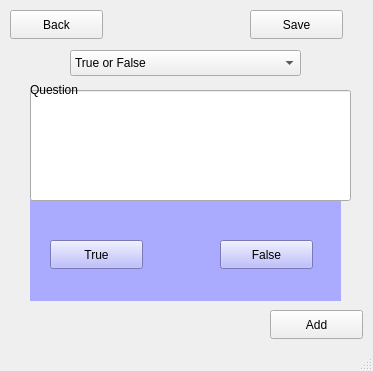
Old version of the form trial2/mainwindow.ui in the repository Sloth-iNkt/trial.
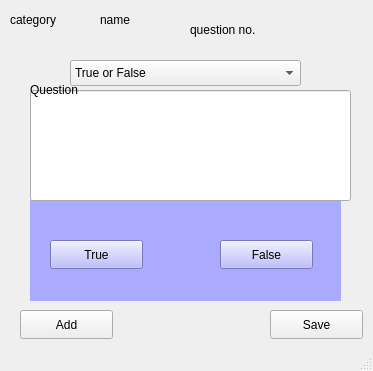
New version of the form. The open tabs and pages were chosen to show the change.

Diff of the .ui file:
```diff
--- a/trial2/mainwindow.ui
+++ b/trial2/mainwindow.ui
@@ -1196,24 +1196,11 @@
      </widget>
     </widget>
     <widget class="QWidget" name="secondform">
-     <widget class="QPushButton" name="BackBtn_2">
-      <property name="geometry">
-       <rect>
-        <x>10</x>
-        <y>10</y>
-        <width>93</width>
-        <height>29</height>
-       </rect>
-      </property>
-      <property name="text">
-       <string>Back</string>
-      </property>
-     </widget>
      <widget class="QComboBox" name="comboBox">
       <property name="geometry">
        <rect>
         <x>70</x>
-        <y>50</y>
+        <y>60</y>
         <width>231</width>
         <height>26</height>
        </rect>
@@ -1282,6 +1269,19 @@
          <string>False</string>
         </property>
        </widget>
+       <widget class="QLabel" name="error_msg1">
+        <property name="geometry">
+         <rect>
+          <x>60</x>
+          <y>80</y>
+          <width>191</width>
+          <height>20</height>
+         </rect>
+        </property>
+        <property name="text">
+         <string/>
+        </property>
+       </widget>
       </widget>
       <widget class="QWidget" name="page_2">
        <widget class="QPushButton" name="pushButton_5">
@@ -1376,7 +1376,7 @@
      <widget class="QPushButton" name="Add">
       <property name="geometry">
        <rect>
-        <x>270</x>
+        <x>20</x>
         <y>310</y>
         <width>93</width>
         <height>29</height>
@@ -1389,8 +1389,8 @@
      <widget class="QPushButton" name="pushButton_9">
       <property name="geometry">
        <rect>
-        <x>250</x>
-        <y>10</y>
+        <x>270</x>
+        <y>310</y>
         <width>93</width>
         <height>29</height>
        </rect>
@@ -1399,17 +1399,43 @@
        <string>Save</string>
       </property>
      </widget>
-     <widget class="QLabel" name="error_msg1">
+     <widget class="QLabel" name="cat">
       <property name="geometry">
        <rect>
-        <x>30</x>
-        <y>310</y>
-        <width>191</width>
+        <x>10</x>
+        <y>10</y>
+        <width>63</width>
         <height>20</height>
        </rect>
       </property>
       <property name="text">
-       <string/>
+       <string>category</string>
+      </property>
+     </widget>
+     <widget class="QLabel" name="name_2">
+      <property name="geometry">
+       <rect>
+        <x>100</x>
+        <y>10</y>
+        <width>63</width>
+        <height>20</height>
+       </rect>
+      </property>
+      <property name="text">
+       <string>name</string>
+      </property>
+     </widget>
+     <widget class="QLabel" name="q_no">
+      <property name="geometry">
+       <rect>
+        <x>190</x>
+        <y>20</y>
+        <width>91</width>
+        <height>20</height>
+       </rect>
+      </property>
+      <property name="text">
+       <string>question no.</string>
       </property>
      </widget>
     </widget>
```
Left out of the diff: 15 changed lines with no effect on the pictures.
